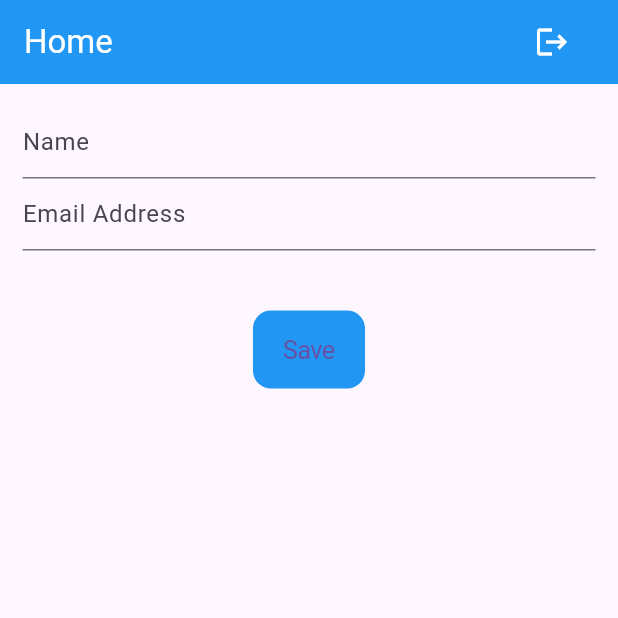
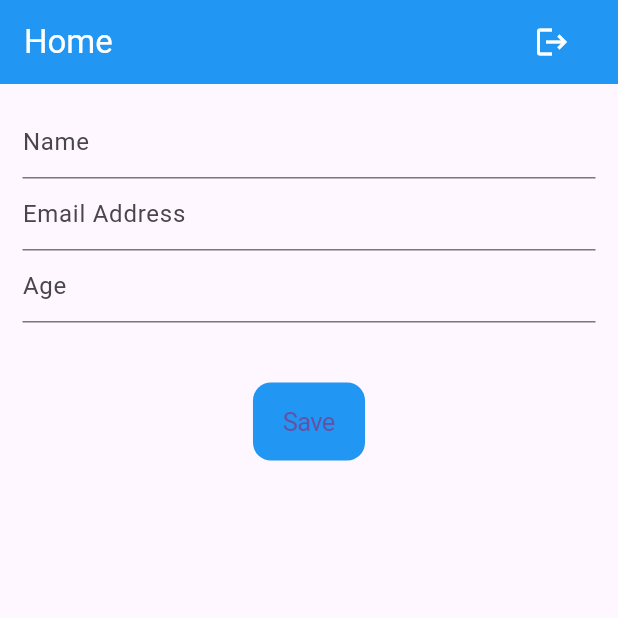
Before and after one commit to bikalchudal11/firebase_auth, a Flutter app: the screen it shows after launch, on a phone screen of 412 x 824 dp, the top half of it. Run offline on Flutter 3.47's test engine with Material 3 defaults, Android fonts, the phone set to English and light mode, and no system bars; our stand-ins replace cloud_firestore, firebase_auth, firebase_core; accounts and stored records are empty.

```diff
--- a/lib/home.dart
+++ b/lib/home.dart
@@ -17,6 +17,7 @@ class HomeScreen extends StatefulWidget {
 class _HomeScreenState extends State<HomeScreen> {
   TextEditingController nameController = TextEditingController();
   TextEditingController emailController = TextEditingController();
+  TextEditingController ageController = TextEditingController();
   void logOut() async {
     await FirebaseAuth.instance.signOut();
     Navigator.pushReplacement(
@@ -26,13 +27,18 @@ class _HomeScreenState extends State<HomeScreen> {
   void saveUser() {
     String name = nameController.text.trim();
     String email = emailController.text.trim();
+    String ageString = ageController.text.trim();
+    int age = int.parse(ageString);
     nameController.clear();
     emailController.clear();
+    ageController.clear();
 
     if (name != "" && email != "") {
       Map<String, dynamic> userData = {
         "name": name,
         "email": email,
+        "age": age,
+        "sampleArray": [name, email, age],
       };
       FirebaseFirestore.instance.collection("users").add(userData);
       print("user created");
@@ -75,6 +81,10 @@ class _HomeScreenState extends State<HomeScreen> {
                   controller: emailController,
                   decoration: InputDecoration(hintText: "Email Address"),
                 ),
+                TextField(
+                  controller: ageController,
+                  decoration: InputDecoration(hintText: "Age"),
+                ),
                 SizedBox(
                   height: 40,
                 ),
@@ -91,6 +101,7 @@ class _HomeScreenState extends State<HomeScreen> {
                 StreamBuilder<QuerySnapshot>(
                   stream: FirebaseFirestore.instance
                       .collection("users")
+                      .orderBy("age")
                       .snapshots(),
                   builder: (context, snapshot) {
                     if (snapshot.connectionState == ConnectionState.active) {
@@ -103,7 +114,8 @@ class _HomeScreenState extends State<HomeScreen> {
                                   snapshot.data!.docs[index].data()
                                       as Map<String, dynamic>;
                               return ListTile(
-                                title: Text(userMap["name"]),
+                                title: Text(
+                                    userMap["name"] + " (${userMap["age"]})"),
                                 subtitle: Text(userMap["email"]),
                                 trailing: IconButton(
                                   onPressed: () {},
```
Also changed, not shown: lib/firebase_options.dart, 2 other files.
